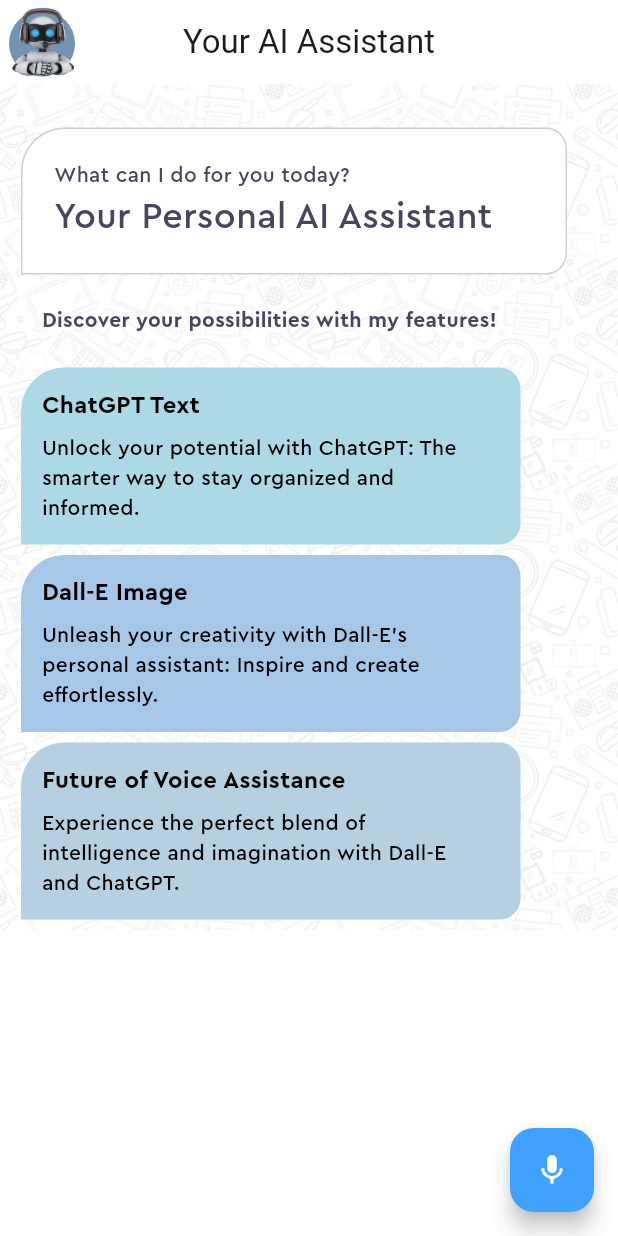
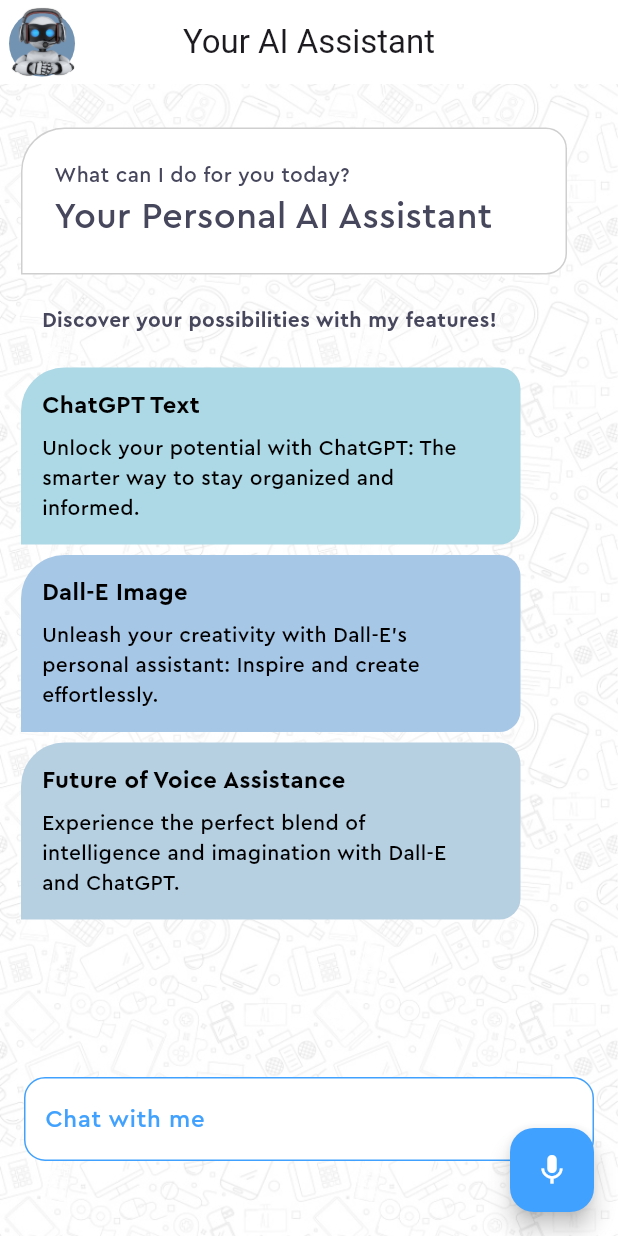
Before and after one commit to barisozgenn/ChatAI-Flutter, a Flutter app: the screen it shows after launch, on a phone screen of 412 x 824 dp. Run offline on Flutter 3.47's test engine with Material 2 defaults, Android fonts, the phone set to English and light mode, and no system bars; our stand-ins replace animate_do, flutter_tts, speech_to_text.

Commit message:
ui changes

```diff
--- a/photo_ml/lib/home_page.dart
+++ b/photo_ml/lib/home_page.dart
@@ -124,15 +124,17 @@
                 image: AssetImage('assets/images/bakcgroundSeamless.png'),
                 fit: BoxFit.cover,
                 opacity: 0.5)),
-        child: SingleChildScrollView(
+        child: Column(
+          children: [
+            SingleChildScrollView(
               child: Column(
                 children: [
                   // chat buble Container
                   FadeInRight(
                     child: Visibility(
                       child: Container(
-                    padding:
-                        const EdgeInsets.symmetric(horizontal: 14, vertical: 7),
+                        padding: const EdgeInsets.symmetric(
+                            horizontal: 14, vertical: 7),
                         margin: const EdgeInsets.symmetric(
                           horizontal: 14,
                         ).copyWith(top: 29, right: 34),
@@ -159,7 +161,8 @@
                                   style: TextStyle(
                                       fontFamily: 'Cera Pro',
                                       color: Pallete.mainFontColor,
-                                  fontSize: generatedContent == null ? 14 : 12),
+                                      fontSize:
+                                          generatedContent == null ? 14 : 12),
                                 ),
                               ),
                             ),
@@ -197,16 +200,16 @@
                   // features list
                   SlideInRight(
                     child: Visibility(
-                  visible:
-                      (generatedContent != null || generatedImageUrl != null)
+                      visible: (generatedContent != null ||
+                              generatedImageUrl != null)
                           ? false
                           : true,
                       child: Container(
-                    padding:
-                        const EdgeInsets.symmetric(vertical: 7, horizontal: 14),
+                        padding: const EdgeInsets.symmetric(
+                            vertical: 7, horizontal: 14),
                         alignment: Alignment.centerLeft,
-                    margin:
-                        const EdgeInsets.only(top: 14.0, right: 58, left: 14),
+                        margin: const EdgeInsets.only(
+                            top: 14.0, right: 58, left: 14),
                         child: const Text(
                           'Discover your possibilities with my features!',
                           style: TextStyle(
@@ -219,10 +222,11 @@
                     ),
                   ),
                   Container(
-                margin: const EdgeInsets.only(top: 14.0, right: 58, left: 14),
+                    margin:
+                        const EdgeInsets.only(top: 14.0, right: 58, left: 14),
                     child: Visibility(
-                  visible:
-                      (generatedContent != null || generatedImageUrl != null)
+                      visible: (generatedContent != null ||
+                              generatedImageUrl != null)
                           ? false
                           : true,
                       child: Column(
@@ -261,6 +265,43 @@
                 ],
               ),
             ),
+            const Spacer(),
+            BounceInRight(
+              delay: Duration(milliseconds: animDelay * 4),
+              child: Container(
+                margin: const EdgeInsets.symmetric(horizontal: 16)
+                    .copyWith(bottom: 45),
+                child: TextFormField(
+                  autocorrect: false,
+                  keyboardType: TextInputType.text,
+                  autofocus: false,
+                  decoration: const InputDecoration(
+                    contentPadding:
+                        EdgeInsets.symmetric(vertical: 16.0, horizontal: 10.0),
+                    filled: true,
+                    labelText: "Chat with me",
+                    labelStyle: TextStyle(
+                        fontSize: 16.0,
+                        fontFamily: 'Cera Pro',
+                        color: Pallete.secondAssistantCircleColor),
+                    fillColor: Pallete.whiteColor,
+                    focusedBorder: OutlineInputBorder(
+                        borderRadius: BorderRadius.all(Radius.circular(14)),
+                        borderSide: BorderSide(
+                            color: Pallete.secondAssistantCircleColor)),
+                    enabledBorder: OutlineInputBorder(
+                        borderRadius: BorderRadius.all(Radius.circular(14)),
+                        borderSide: BorderSide(
+                            color: Pallete.secondAssistantCircleColor)),
+                  ),
+                ),
+              ),
+            ),
+            const SizedBox(
+              height: 5,
+            )
+          ],
+        ),
       ),
 // mic button
       floatingActionButton: BounceInRight(
```
Lines whose indentation alone changed are shown as unchanged.
